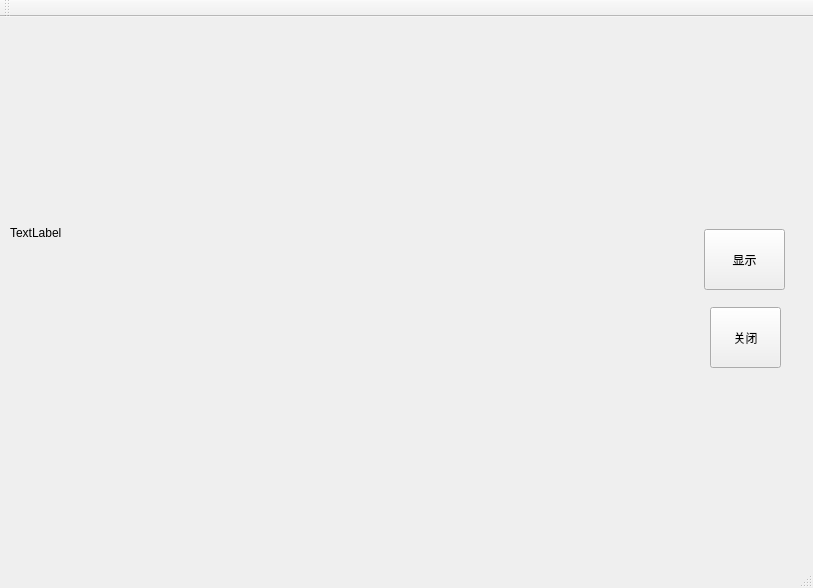
twoint/qt_show_vrep_with_opencv, file qt_show_vrep_with_opencv/OpencvShow.ui: the form before one commit.
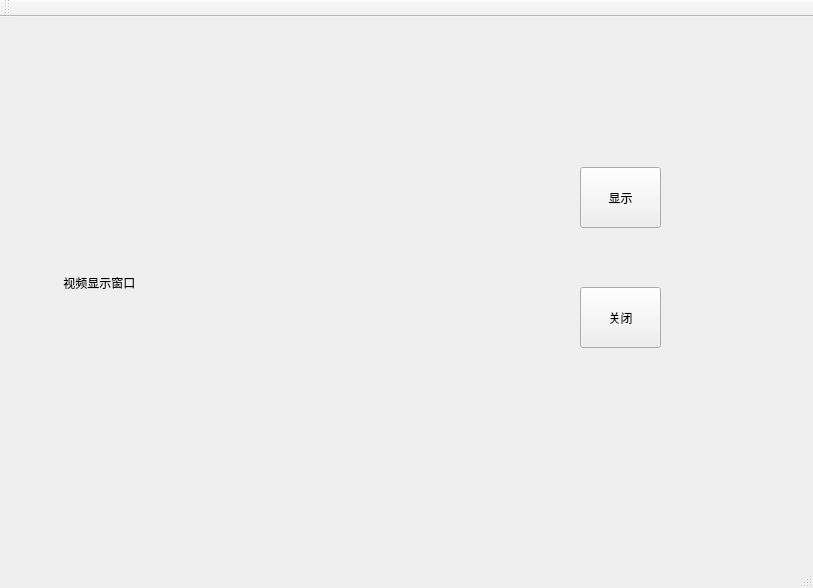
The form after the commit.

Commit message: 显示功能完成，整理完毕

```diff
--- a/qt_show_vrep_with_opencv/OpencvShow.ui
+++ b/qt_show_vrep_with_opencv/OpencvShow.ui
@@ -19,19 +19,19 @@
      <rect>
       <x>10</x>
       <y>10</y>
-      <width>691</width>
-      <height>411</height>
+      <width>512</width>
+      <height>512</height>
      </rect>
     </property>
     <property name="text">
-     <string>TextLabel</string>
+     <string>                视频显示窗口</string>
     </property>
    </widget>
    <widget class="QPushButton" name="btn_show">
     <property name="geometry">
      <rect>
-      <x>704</x>
-      <y>212</y>
+      <x>580</x>
+      <y>150</y>
       <width>81</width>
       <height>61</height>
      </rect>
@@ -43,9 +43,9 @@
    <widget class="QPushButton" name="btn_close">
     <property name="geometry">
      <rect>
-      <x>710</x>
-      <y>290</y>
-      <width>71</width>
+      <x>580</x>
+      <y>270</y>
+      <width>81</width>
       <height>61</height>
      </rect>
     </property>
```
The commit also changes 1672 other files.
